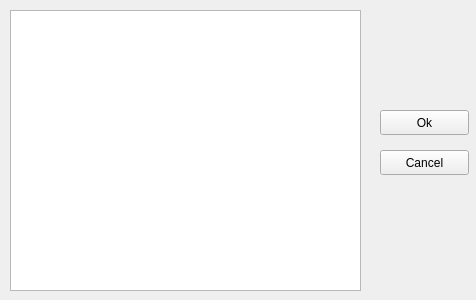
Before: the Qt Designer form KBD/browsewindow.ui in D7R103/KBD, drawn with Qt 5.
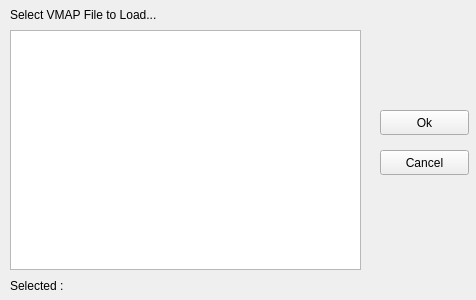
After: the same form once the commit is applied.

What changed in the file:
```diff
--- a/KBD/browsewindow.ui
+++ b/KBD/browsewindow.ui
@@ -56,12 +56,38 @@
     <property name="geometry">
      <rect>
       <x>10</x>
-      <y>10</y>
+      <y>30</y>
       <width>351</width>
-      <height>281</height>
+      <height>240</height>
      </rect>
     </property>
    </widget>
+   <widget class="QLabel" name="lbl_vmap">
+    <property name="geometry">
+     <rect>
+      <x>10</x>
+      <y>6</y>
+      <width>190</width>
+      <height>17</height>
+     </rect>
+    </property>
+    <property name="text">
+     <string>Select VMAP File to Load...</string>
+    </property>
+   </widget>
+   <widget class="QLabel" name="lbl_selectedfile">
+    <property name="geometry">
+     <rect>
+      <x>10</x>
+      <y>277</y>
+      <width>351</width>
+      <height>17</height>
+     </rect>
+    </property>
+    <property name="text">
+     <string>Selected : </string>
+    </property>
+   </widget>
   </widget>
  </widget>
  <resources/>
```
Left out of the diff: 71 changed lines with no effect on the pictures.
